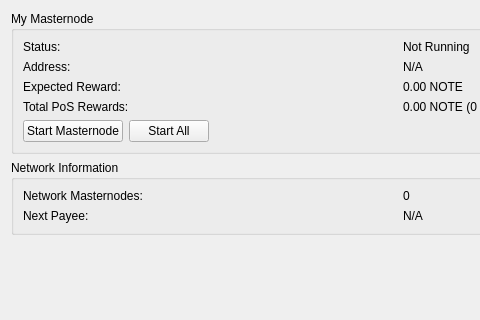
The window that src/qt/forms/masternodelist.ui (Brenn26/NoteBlockchain) describes before a commit, drawn with Qt 5; both pictures show x 0 to 480 and y 0 to 320 of the 800 by 600 pixel window.
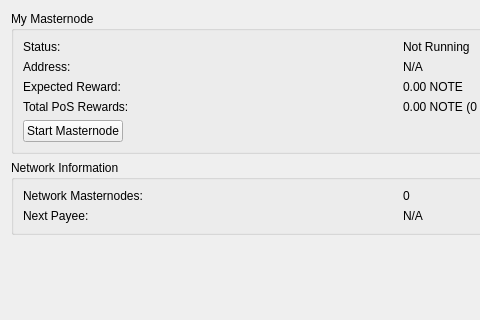
The same window after the commit.

```diff
--- a/src/qt/forms/masternodelist.ui
+++ b/src/qt/forms/masternodelist.ui
@@ -97,13 +97,6 @@
           </property>
          </widget>
         </item>
-        <item>
-         <widget class="QPushButton" name="startAllButton">
-          <property name="text">
-           <string>Start All</string>
-          </property>
-         </widget>
-        </item>
         <item>
          <spacer name="horizontalSpacer">
           <property name="orientation">
```
